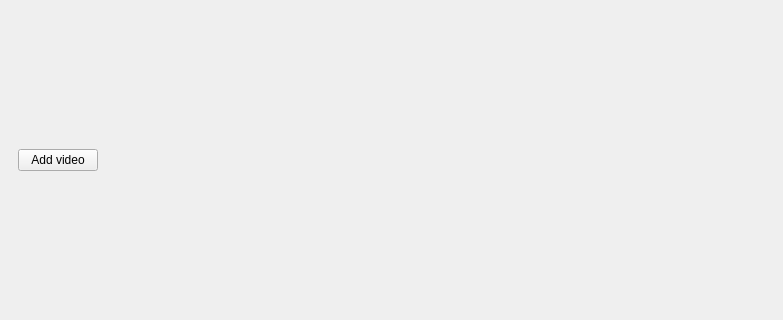
Before: the Qt Designer form GUI/view_edit_window.ui in LightAboveFighter/Panocam_Recognition_Classification, drawn with Qt 5; both pictures show x 0 to 783 and y 101 to 421 of the 783 by 523 pixel window.
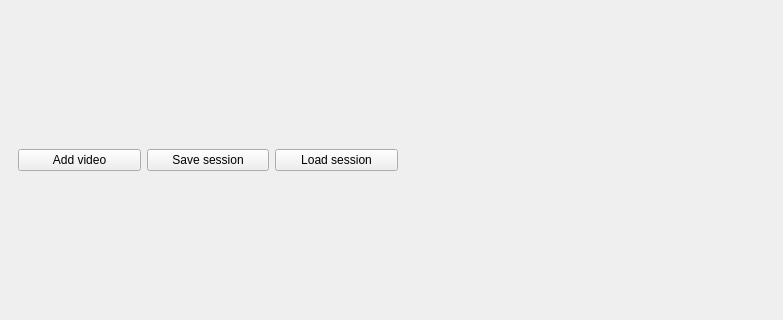
After: the same form once the commit is applied. The open tabs and pages were chosen to show the change. Custom widgets are drawn as their Qt base class.

```diff
--- a/GUI/view_edit_window.ui
+++ b/GUI/view_edit_window.ui
@@ -27,7 +27,7 @@
       <widget class="QWidget" name="viewing_page">
        <layout class="QGridLayout" name="gridLayout_4" rowstretch="1,15">
         <item row="0" column="0">
-         <layout class="QHBoxLayout" name="horizontalLayout" stretch="1,1000">
+         <layout class="QHBoxLayout" name="horizontalLayout" stretch="1,1,1,3">
           <item>
            <widget class="QPushButton" name="add_video_button">
             <property name="text">
@@ -35,6 +35,20 @@
             </property>
            </widget>
           </item>
+          <item>
+           <widget class="QPushButton" name="save_session_button">
+            <property name="text">
+             <string>Save session</string>
+            </property>
+           </widget>
+          </item>
+          <item>
+           <widget class="QPushButton" name="load_session_button">
+            <property name="text">
+             <string>Load session</string>
+            </property>
+           </widget>
+          </item>
           <item>
            <spacer name="horizontalSpacer">
             <property name="orientation">
```
